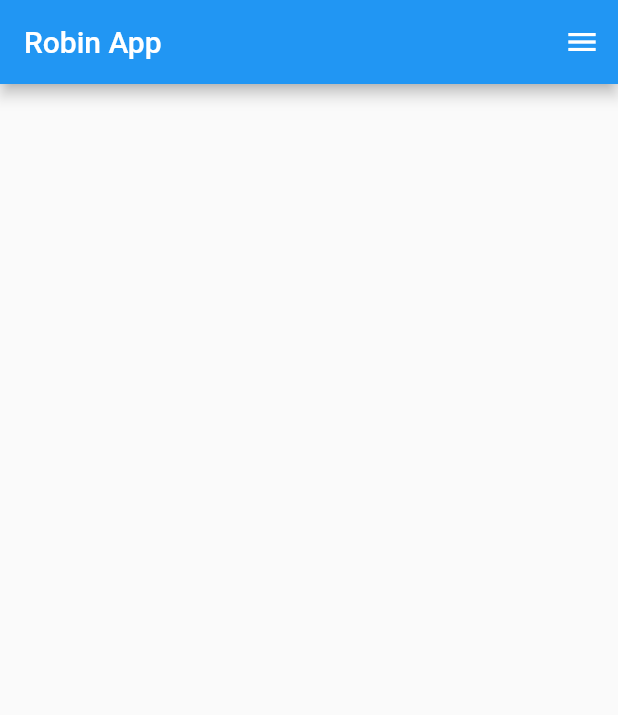
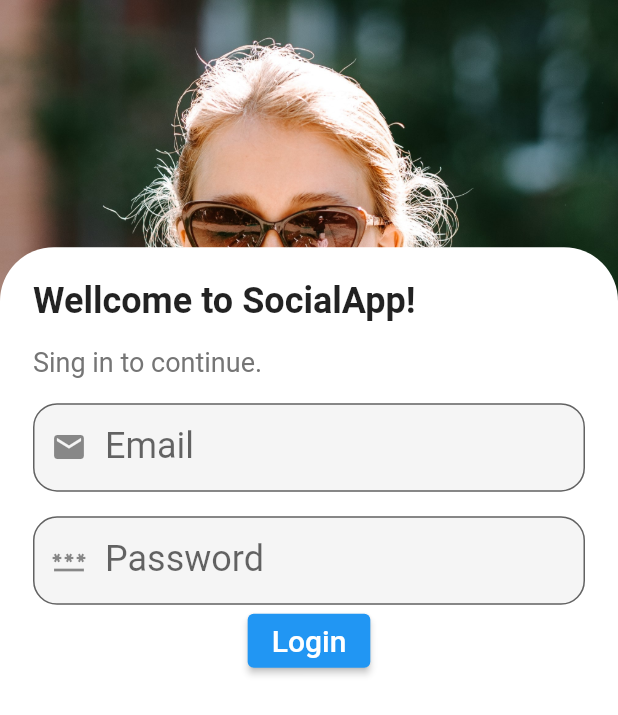
Before and after one commit to marufrobin/social_media, a Flutter app: the screen it shows after launch, on a phone screen of 412 x 824 dp. Shown: the top 715 px of the screen. Run offline on Flutter 3.47's test engine with Material 2 defaults, Android fonts, the phone set to English and light mode, and no system bars.

Commit message:
login page

```diff
--- a/lib/screen/home_page.dart
+++ b/lib/screen/home_page.dart
@@ -1,7 +1,6 @@
 import 'package:flutter/material.dart';
 import 'package:flutter/src/widgets/container.dart';
 import 'package:flutter/src/widgets/framework.dart';
-import 'package:social_media/screen/my_drawer.dart';
 
 class HomePage extends StatefulWidget {
   const HomePage({super.key});
@@ -12,22 +11,114 @@ class HomePage extends StatefulWidget {
 
 class _HomePageState extends State<HomePage> {
   final GlobalKey<ScaffoldState> _scaffoldKey = GlobalKey();
+  final GlobalKey<FormState> _formKey = GlobalKey();
+  final TextEditingController emailController = TextEditingController();
+  final TextEditingController passwordController = TextEditingController();
+
   @override
   Widget build(BuildContext context) {
     return SafeArea(
       child: Scaffold(
+        resizeToAvoidBottomInset: true,
         // drawer: Drawer(),
-        endDrawer: MyDrawer(),
-        key: _scaffoldKey,
-        appBar: AppBar(
-          actions: [
-            IconButton(
-                onPressed: () {
-                  _scaffoldKey.currentState?.openEndDrawer();
-                },
-                icon: Icon(Icons.menu))
-          ],
-          title: Text("Robin App"),
+        // endDrawer: MyDrawer(),
+        // key: _scaffoldKey,
+        // appBar: AppBar(
+        //   actions: [
+        //     IconButton(
+        //         onPressed: () {
+        //           _scaffoldKey.currentState?.openEndDrawer();
+        //         },
+        //         icon: Icon(Icons.menu))
+        //   ],
+        //   title: Text("Robin App"),
+        body: Container(
+          // color: Colors.cyan,
+          // height: double.infinity,
+          width: double.infinity,
+          decoration: BoxDecoration(
+              image: DecorationImage(
+                  image: AssetImage("images/image2.jpg"), fit: BoxFit.cover)),
+          child: Container(
+            padding: EdgeInsets.all(22),
+            margin:
+                EdgeInsets.only(top: MediaQuery.of(context).size.height * 0.2),
+            decoration: BoxDecoration(
+                color: Colors.white,
+                borderRadius: BorderRadius.only(
+                    topLeft: Radius.circular(36),
+                    topRight: Radius.circular(36))),
+            child: Form(
+              key: _formKey,
+              child: Column(
+                crossAxisAlignment: CrossAxisAlignment.start,
+                children: [
+                  Text(
+                    "Wellcome to SocialApp!",
+                    style: TextStyle(fontSize: 24, fontWeight: FontWeight.bold),
+                  ),
+                  SizedBox(
+                    height: MediaQuery.of(context).size.height * 0.02,
+                  ),
+                  Text(
+                    "Sing in to continue.",
+                    style: TextStyle(fontSize: 18, color: Colors.grey.shade600),
+                  ),
+                  SizedBox(
+                    height: MediaQuery.of(context).size.height * 0.02,
+                  ),
+                  TextFormField(
+                    validator: (value) {},
+                    controller: emailController,
+                    decoration: InputDecoration(
+                        labelStyle: TextStyle(fontSize: 24),
+                        prefixIcon: Icon(Icons.email),
+                        hintText: "Enter Email",
+                        filled: true,
+                        labelText: "Email",
+                        border: OutlineInputBorder(
+                          borderRadius: BorderRadius.circular(16),
+                        )),
+                  ),
+                  SizedBox(
+                    height: MediaQuery.of(context).size.height * 0.02,
+                  ),
+                  TextFormField(
+                    validator: (value) {
+                      if (value!.isEmpty) {
+                        return "Password is empty";
+                      }
+                      if (value.length < 5) {
+                        return "Passowrd is too short";
+                      }
+                      if (value.length > 10) {
+                        return "Password is too long";
+                      }
+                    },
+                    controller: passwordController,
+                    decoration: InputDecoration(
+                        labelStyle: TextStyle(fontSize: 24),
+                        prefixIcon: Icon(Icons.password),
+                        hintText: "Enter Password",
+                        filled: true,
+                        labelText: "Password",
+                        border: OutlineInputBorder(
+                          borderRadius: BorderRadius.circular(16),
+                        )),
+                  ),
+                  Center(
+                    child: ElevatedButton(
+                        onPressed: () {},
+                        // style: ButtonStyle(),
+                        child: Text(
+                          "Login",
+                          style: TextStyle(fontSize: 20),
+                        )),
+                  )
+                ],
+              ),
+            ),
+          ),
         ),
       ),
     );
```
Also changed, not shown: images/image2.jpg (added), 1 other file.
